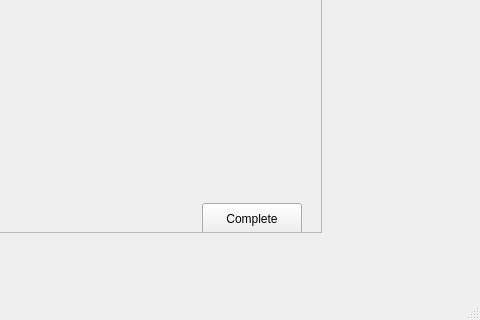
First picture: the form in mainwindow.ui, repository brennanafrank/EasyDraft, before the edit; both pictures show x 479 to 959 and y 358 to 678 of the 959 by 678 pixel window.
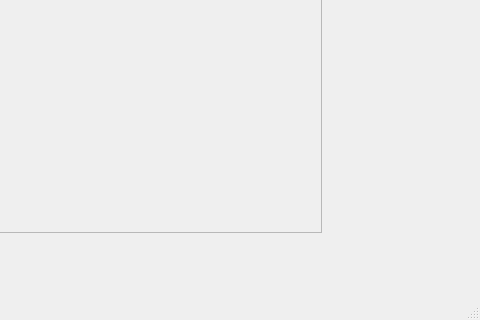
Second picture: the form after the edit.

Commit message: character count & limit + fix complete button

```diff
--- a/mainwindow.ui
+++ b/mainwindow.ui
@@ -142,19 +142,6 @@
       </property>
       <layout class="QVBoxLayout" name="verticalLayout_2"/>
      </widget>
-     <widget class="QPushButton" name="completeFillButton">
-      <property name="geometry">
-       <rect>
-        <x>270</x>
-        <y>530</y>
-        <width>100</width>
-        <height>32</height>
-       </rect>
-      </property>
-      <property name="text">
-       <string>Complete</string>
-      </property>
-     </widget>
     </widget>
    </widget>
   </widget>
```
The commit also changes 2 other files.
